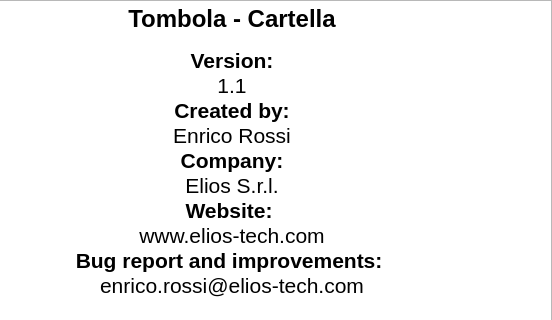
Qt form CartellaPrj/CartellaPrj/credits.ui (elios-tech/Tombola) before a commit; both pictures show x 88 to 640 and y 0 to 320 of the 640 by 480 pixel window.
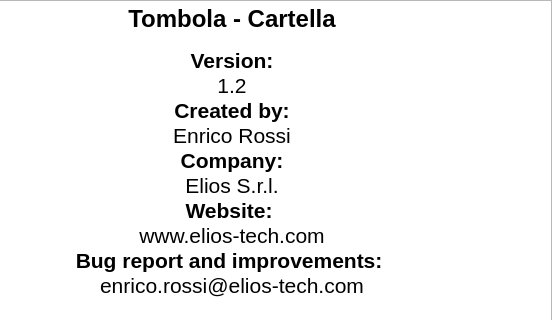
The same form after that commit. Icons and pictures are not drawn.

What changed in the file:
```diff
--- a/CartellaPrj/CartellaPrj/credits.ui
+++ b/CartellaPrj/CartellaPrj/credits.ui
@@ -49,7 +49,7 @@
 &lt;p align=&quot;center&quot; style=&quot; margin-top:0px; margin-bottom:0px; margin-left:0px; margin-right:0px; -qt-block-indent:0; text-indent:0px;&quot;&gt;&lt;span style=&quot; font-size:18pt; font-weight:600;&quot;&gt;Tombola - Cartella&lt;/span&gt;&lt;/p&gt;
 &lt;p align=&quot;center&quot; style=&quot;-qt-paragraph-type:empty; margin-top:0px; margin-bottom:0px; margin-left:0px; margin-right:0px; -qt-block-indent:0; text-indent:0px; font-size:10pt; font-weight:600;&quot;&gt;&lt;br /&gt;&lt;/p&gt;
 &lt;p align=&quot;center&quot; style=&quot; margin-top:0px; margin-bottom:0px; margin-left:0px; margin-right:0px; -qt-block-indent:0; text-indent:0px;&quot;&gt;&lt;span style=&quot; font-size:16pt; font-weight:600;&quot;&gt;Version:&lt;/span&gt;&lt;/p&gt;
-&lt;p align=&quot;center&quot; style=&quot; margin-top:0px; margin-bottom:0px; margin-left:0px; margin-right:0px; -qt-block-indent:0; text-indent:0px;&quot;&gt;&lt;span style=&quot; font-size:16pt;&quot;&gt;1.1&lt;/span&gt;&lt;/p&gt;
+&lt;p align=&quot;center&quot; style=&quot; margin-top:0px; margin-bottom:0px; margin-left:0px; margin-right:0px; -qt-block-indent:0; text-indent:0px;&quot;&gt;&lt;span style=&quot; font-size:16pt;&quot;&gt;1.2&lt;/span&gt;&lt;/p&gt;
 &lt;p align=&quot;center&quot; style=&quot; margin-top:0px; margin-bottom:0px; margin-left:0px; margin-right:0px; -qt-block-indent:0; text-indent:0px;&quot;&gt;&lt;span style=&quot; font-size:16pt; font-weight:600;&quot;&gt;Created by:&lt;/span&gt;&lt;/p&gt;
 &lt;p align=&quot;center&quot; style=&quot; margin-top:0px; margin-bottom:0px; margin-left:0px; margin-right:0px; -qt-block-indent:0; text-indent:0px;&quot;&gt;&lt;span style=&quot; font-size:16pt;&quot;&gt;Enrico Rossi&lt;/span&gt;&lt;/p&gt;
 &lt;p align=&quot;center&quot; style=&quot; margin-top:0px; margin-bottom:0px; margin-left:0px; margin-right:0px; -qt-block-indent:0; text-indent:0px;&quot;&gt;&lt;span style=&quot; font-size:16pt; font-weight:600;&quot;&gt;Company:&lt;/span&gt;&lt;/p&gt;
```
